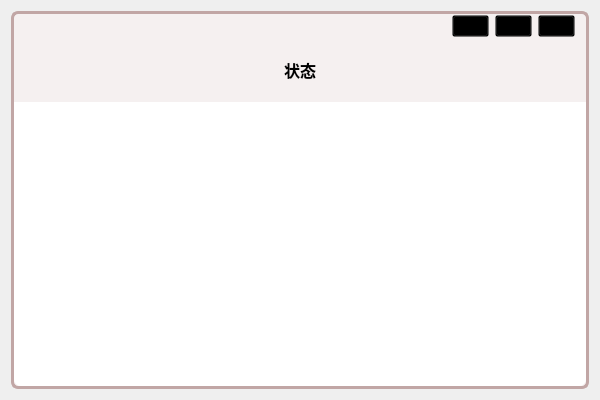
Marcus-P-114514/DyberPet-Widget, file src/extras/status_monitor/StatusMonitor.ui: the form before one commit.
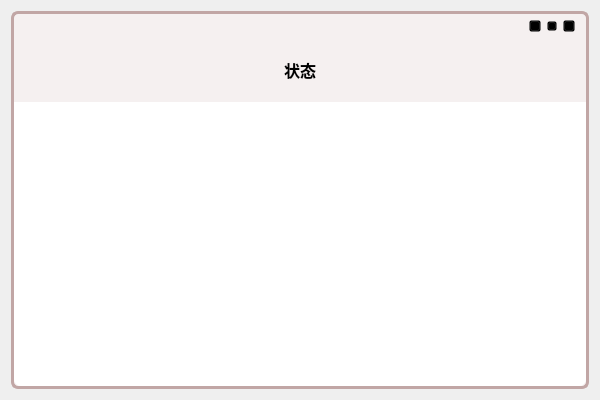
The form after the commit. Icons and pictures are not drawn.

Commit message: 🛠 Fixed: Icon scale for status monitor

Diff of the .ui file:
```diff
--- a/src/extras/status_monitor/StatusMonitor.ui
+++ b/src/extras/status_monitor/StatusMonitor.ui
@@ -103,6 +103,12 @@
              <height>12</height>
             </size>
            </property>
+           <property name="maximumSize">
+            <size>
+             <width>12</width>
+             <height>12</height>
+            </size>
+           </property>
            <property name="styleSheet">
             <string notr="true">QPushButton{
 	background-color: transparent;
@@ -141,6 +147,12 @@
              <height>10</height>
             </size>
            </property>
+           <property name="maximumSize">
+            <size>
+             <width>10</width>
+             <height>10</height>
+            </size>
+           </property>
            <property name="styleSheet">
             <string notr="true">QPushButton{
 	background-color: transparent;
@@ -178,6 +190,12 @@
              <height>12</height>
             </size>
            </property>
+           <property name="maximumSize">
+            <size>
+             <width>12</width>
+             <height>12</height>
+            </size>
+           </property>
            <property name="styleSheet">
             <string notr="true">QPushButton{
 	background-color: transparent;
```
The commit also changes 5 other files.
